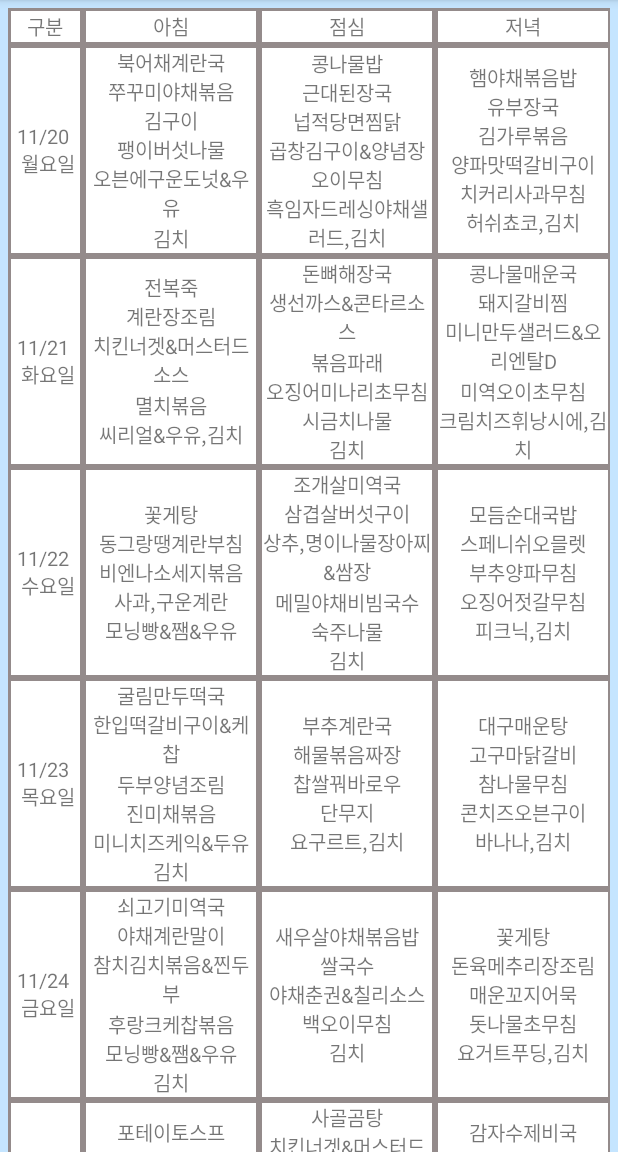
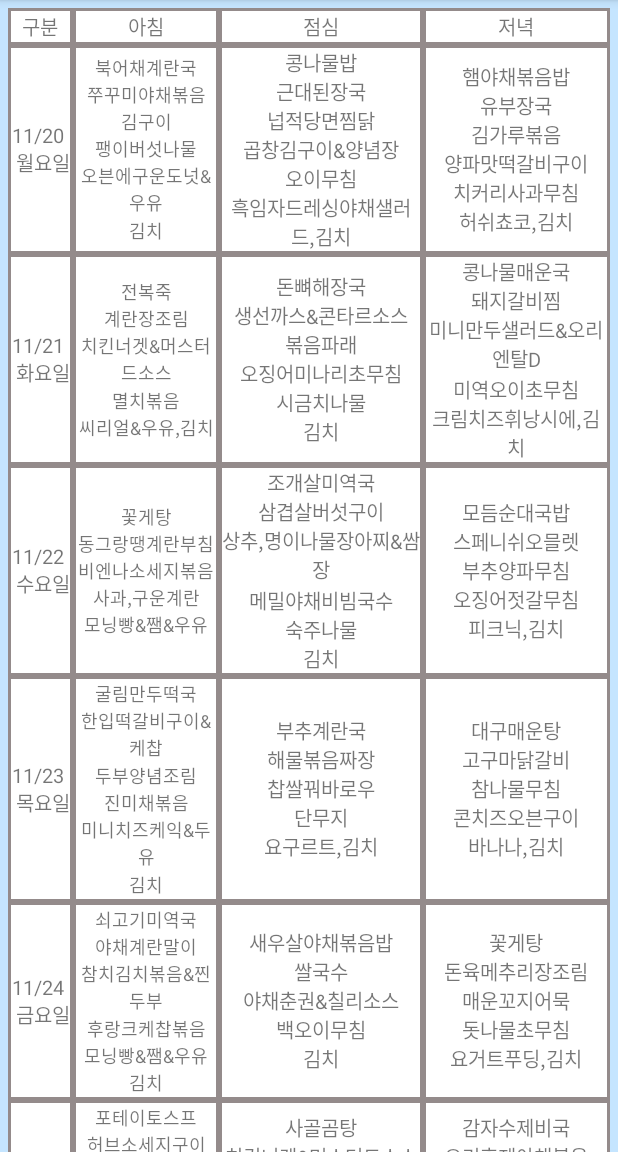
Before and after one commit to 7angJung/SW_DDOS, an Android app: the screen it shows after launch (MainActivity), on a phone screen of 412 x 824 dp, the part 84-1236 px from its top. Run offline under Robolectric (Android 15) with nearby library versions, the light colour scheme and no system bars.

Commit message:
급식표 갱신 및 xml 파일 일부 수정

```diff
--- a/app/src/main/res/layout/activity_main.xml
+++ b/app/src/main/res/layout/activity_main.xml
@@ -25,7 +25,7 @@
                 android:layout_height="match_parent">
 
                 <TextView
-                    android:layout_width="50dp"
+                    android:layout_width="wrap_content"
                     android:layout_height="match_parent"
                     android:layout_weight="0"
                     android:background="@drawable/edge_meal"
@@ -35,9 +35,9 @@
                     android:textSize="13sp" />
 
                 <TextView
-                    android:layout_width="117dp"
+                    android:layout_width="wrap_content"
                     android:layout_height="match_parent"
-                    android:layout_weight="0"
+                    android:layout_weight="1"
                     android:background="@drawable/edge_meal"
                     android:gravity="center"
                     android:padding="2dp"
@@ -45,9 +45,9 @@
                     android:textSize="13sp" />
 
                 <TextView
-                    android:layout_width="117dp"
+                    android:layout_width="wrap_content"
                     android:layout_height="match_parent"
-                    android:layout_weight="0"
+                    android:layout_weight="1"
                     android:background="@drawable/edge_meal"
                     android:gravity="center"
                     android:padding="2dp"
@@ -55,9 +55,9 @@
                     android:textSize="13sp" />
 
                 <TextView
-                    android:layout_width="117dp"
+                    android:layout_width="wrap_content"
                     android:layout_height="match_parent"
-                    android:layout_weight="0"
+                    android:layout_weight="1"
                     android:background="@drawable/edge_meal"
                     android:gravity="center"
                     android:padding="2dp"
@@ -72,7 +72,7 @@
 
                 <TextView
                     android:id="@+id/monday_column"
-                    android:layout_width="50dp"
+                    android:layout_width="wrap_content"
                     android:layout_height="match_parent"
                     android:layout_weight="0"
                     android:background="@drawable/edge_meal"
@@ -83,20 +83,20 @@
 
                 <TextView
                     android:id="@+id/monday_morning"
-                    android:layout_width="117dp"
+                    android:layout_width="wrap_content"
                     android:layout_height="match_parent"
-                    android:layout_weight="0"
+                    android:layout_weight="1"
                     android:background="@drawable/edge_meal"
                     android:gravity="center"
                     android:padding="2dp"
                     android:text="공백"
-                    android:textSize="13sp" />
+                    android:textSize="12sp" />
 
                 <TextView
                     android:id="@+id/monday_lunch"
-                    android:layout_width="117dp"
+                    android:layout_width="wrap_content"
                     android:layout_height="match_parent"
-                    android:layout_weight="0"
+                    android:layout_weight="1"
                     android:background="@drawable/edge_meal"
                     android:gravity="center"
                     android:padding="2dp"
@@ -105,9 +105,9 @@
 
                 <TextView
                     android:id="@+id/monday_night"
-                    android:layout_width="117dp"
+                    android:layout_width="wrap_content"
                     android:layout_height="match_parent"
-                    android:layout_weight="0"
+                    android:layout_weight="1"
                     android:background="@drawable/edge_meal"
                     android:gravity="center"
                     android:padding="2dp"
@@ -121,7 +121,7 @@
 
                 <TextView
                     android:id="@+id/tuesday_column"
-                    android:layout_width="50dp"
+                    android:layout_width="wrap_content"
                     android:layout_height="match_parent"
                     android:layout_weight="0"
                     android:background="@drawable/edge_meal"
@@ -132,20 +132,20 @@
 
                 <TextView
                     android:id="@+id/tuesday_morning"
-                    android:layout_width="117dp"
+                    android:layout_width="wrap_content"
                     android:layout_height="match_parent"
-                    android:layout_weight="0"
+                    android:layout_weight="1"
                     android:background="@drawable/edge_meal"
                     android:gravity="center"
                     android:padding="2dp"
                     android:text="공백"
-                    android:textSize="13sp" />
+                    android:textSize="12sp" />
 
                 <TextView
                     android:id="@+id/tuesday_lunch"
-                    android:layout_width="117dp"
+                    android:layout_width="wrap_content"
                     android:layout_height="match_parent"
-                    android:layout_weight="0"
+                    android:layout_weight="1"
                     android:background="@drawable/edge_meal"
                     android:gravity="center"
                     android:padding="2dp"
@@ -154,9 +154,9 @@
 
                 <TextView
                     android:id="@+id/tuesday_night"
-                    android:layout_width="117dp"
+                    android:layout_width="wrap_content"
                     android:layout_height="match_parent"
-                    android:layout_weight="0"
+                    android:layout_weight="1"
                     android:background="@drawable/edge_meal"
                     android:gravity="center"
                     android:padding="2dp"
@@ -170,7 +170,7 @@
 
                 <TextView
                     android:id="@+id/wednesday_column"
-                    android:layout_width="50dp"
+                    android:layout_width="wrap_content"
                     android:layout_height="match_parent"
                     android:layout_weight="0"
                     android:background="@drawable/edge_meal"
@@ -181,20 +181,20 @@
 
                 <TextView
                     android:id="@+id/wednesday_morning"
-                    android:layout_width="117dp"
+                    android:layout_width="wrap_content"
                     android:layout_height="match_parent"
-                    android:layout_weight="0"
+                    android:layout_weight="1"
                     android:background="@drawable/edge_meal"
                     android:gravity="center"
                     android:padding="2dp"
                     android:text="공백"
-                    android:textSize="13sp" />
+                    android:textSize="12sp" />
 
                 <TextView
                     android:id="@+id/wednesday_lunch"
-                    android:layout_width="117dp"
+                    android:layout_width="wrap_content"
                     android:layout_height="match_parent"
-                    android:layout_weight="0"
+                    android:layout_weight="1"
                     android:background="@drawable/edge_meal"
                     android:gravity="center"
                     android:padding="2dp"
@@ -203,9 +203,9 @@
 
                 <TextView
                     android:id="@+id/wednesday_night"
-                    android:layout_width="117dp"
+                    android:layout_width="wrap_content"
                     android:layout_height="match_parent"
-                    android:layout_weight="0"
+                    android:layout_weight="1"
                     android:background="@drawable/edge_meal"
                     android:gravity="center"
                     android:padding="2dp"
@@ -219,7 +219,7 @@
 
                 <TextView
                     android:id="@+id/thursday_column"
-                    android:layout_width="50dp"
+                    android:layout_width="wrap_content"
                     android:layout_height="match_parent"
                     android:layout_weight="0"
                     android:background="@drawable/edge_meal"
@@ -230,20 +230,20 @@
 
                 <TextView
                     android:id="@+id/thursday_morning"
-                    android:layout_width="117dp"
+                    android:layout_width="wrap_content"
                     android:layout_height="match_parent"
-                    android:layout_weight="0"
+                    android:layout_weight="1"
                     android:background="@drawable/edge_meal"
                     android:gravity="center"
                     android:padding="2dp"
                     android:text="공백"
-                    android:textSize="13sp" />
+                    android:textSize="12sp" />
 
                 <TextView
                     android:id="@+id/thursday_lunch"
-                    android:layout_width="117dp"
+                    android:layout_width="wrap_content"
                     android:layout_height="match_parent"
-                    android:layout_weight="0"
+                    android:layout_weight="1"
                     android:background="@drawable/edge_meal"
                     android:gravity="center"
                     android:padding="2dp"
@@ -252,9 +252,9 @@
 
                 <TextView
                     android:id="@+id/thursday_night"
-                    android:layout_width="117dp"
+                    android:layout_width="wrap_content"
                     android:layout_height="match_parent"
-                    android:layout_weight="0"
+                    android:layout_weight="1"
                     android:background="@drawable/edge_meal"
                     android:gravity="center"
                     android:padding="2dp"
@@ -268,7 +268,7 @@
 
                 <TextView
                     android:id="@+id/friday_column"
-                    android:layout_width="50dp"
+                    android:layout_width="wrap_content"
                     android:layout_height="match_parent"
                     android:layout_weight="0"
                     android:background="@drawable/edge_meal"
@@ -279,20 +279,20 @@
 
                 <TextView
                     android:id="@+id/friday_morning"
-                    android:layout_width="117dp"
+                    android:layout_width="wrap_content"
                     android:layout_height="match_parent"
-                    android:layout_weight="0"
+                    android:layout_weight="1"
                     android:background="@drawable/edge_meal"
                     android:gravity="center"
                     android:padding="2dp"
                     android:text="공백"
-                    android:textSize="13sp" />
+                    android:textSize="12sp" />
 
                 <TextView
                     android:id="@+id/friday_lunch"
-                    android:layout_width="117dp"
+                    android:layout_width="wrap_content"
                     android:layout_height="match_parent"
-                    android:layout_weight="0"
+                    android:layout_weight="1"
                     android:background="@drawable/edge_meal"
                     android:gravity="center"
                     android:padding="2dp"
@@ -301,9 +301,9 @@
 
                 <TextView
                     android:id="@+id/friday_night"
-                    android:layout_width="117dp"
+                    android:layout_width="wrap_content"
                     android:layout_height="match_parent"
-                    android:layout_weight="0"
+                    android:layout_weight="1"
                     android:background="@drawable/edge_meal"
                     android:gravity="center"
                     android:padding="2dp"
@@ -317,7 +317,7 @@
 
                 <TextView
                     android:id="@+id/saturday_column"
-                    android:layout_width="50dp"
+                    android:layout_width="wrap_content"
                     android:layout_height="match_parent"
                     android:layout_weight="0"
                     android:background="@drawable/edge_meal"
@@ -328,20 +328,20 @@
 
                 <TextView
                     android:id="@+id/saturday_morning"
-                    android:layout_width="117dp"
+                    android:layout_width="wrap_content"
                     android:layout_height="match_parent"
-                    android:layout_weight="0"
+                    android:layout_weight="1"
                     android:background="@drawable/edge_meal"
                     android:gravity="center"
                     android:padding="2dp"
                     android:text="공백"
-                    android:textSize="13sp" />
+                    android:textSize="12sp" />
 
                 <TextView
                     android:id="@+id/saturday_lunch"
-                    android:layout_width="117dp"
+                    android:layout_width="wrap_content"
                     android:layout_height="match_parent"
-                    android:layout_weight="0"
+                    android:layout_weight="1"
                     android:background="@drawable/edge_meal"
                     android:gravity="center"
                     android:padding="2dp"
@@ -350,9 +350,9 @@
 
                 <TextView
                     android:id="@+id/saturday_night"
-                    android:layout_width="117dp"
+                    android:layout_width="wrap_content"
                     android:layout_height="match_parent"
-                    android:layout_weight="0"
+                    android:layout_weight="1"
                     android:background="@drawable/edge_meal"
                     android:gravity="center"
                     android:padding="2dp"
@@ -366,7 +366,7 @@
 
                 <TextView
                     android:id="@+id/sunday_column"
-                    android:layout_width="50dp"
+                    android:layout_width="wrap_content"
                     android:layout_height="match_parent"
                     android:layout_weight="0"
                     android:background="@drawable/edge_meal"
@@ -377,20 +377,20 @@
 
                 <TextView
                     android:id="@+id/sunday_morning"
-                    android:layout_width="117dp"
+                    android:layout_width="wrap_content"
                     android:layout_height="match_parent"
-                    android:layout_weight="0"
+                    android:layout_weight="1"
                     android:background="@drawable/edge_meal"
                     android:gravity="center"
                     android:padding="2dp"
                     android:text="공백"
-                    android:textSize="13sp" />
+                    android:textSize="12sp" />
 
                 <TextView
                     android:id="@+id/sunday_lunch"
-                    android:layout_width="117dp"
+                    android:layout_width="wrap_content"
                     android:layout_height="match_parent"
-                    android:layout_weight="0"
+                    android:layout_weight="1"
                     android:background="@drawable/edge_meal"
                     android:gravity="center"
                     android:padding="2dp"
@@ -399,9 +399,9 @@
 
                 <TextView
                     android:id="@+id/sunday_night"
-                    android:layout_width="117dp"
+                    android:layout_width="wrap_content"
                     android:layout_height="match_parent"
-                    android:layout_weight="0"
+                    android:layout_weight="1"
                     android:background="@drawable/edge_meal"
                     android:gravity="center"
                     android:padding="2dp"
```
